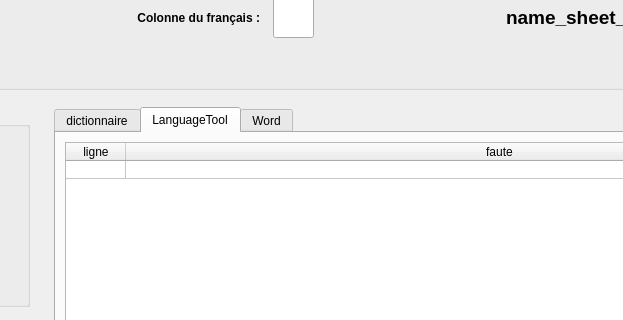
Above: qt_files/mainwindow.ui from Silous888/RawTextCheck before the change; both pictures show x 299 to 922 and y 98 to 418 of the 1193 by 858 pixel window. Below: the same form after it.
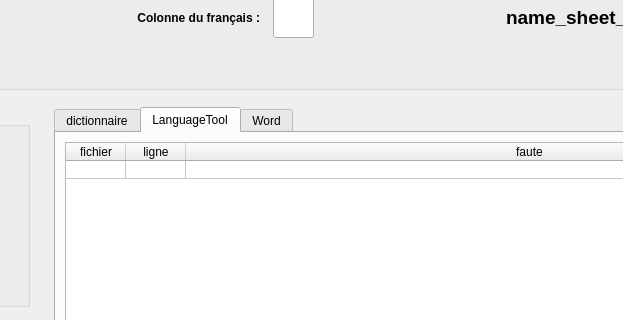
That is the form after the change. The open tabs and pages were chosen to show the change. Icons and pictures are not drawn.

The edit to the form file:
```diff
--- a/qt_files/mainwindow.ui
+++ b/qt_files/mainwindow.ui
@@ -478,6 +478,11 @@
                 <string>1</string>
                </property>
               </row>
+              <column>
+               <property name="text">
+                <string>fichier</string>
+               </property>
+              </column>
               <column>
                <property name="text">
                 <string>ligne</string>
```
Left out of the diff: 5 changed lines with no effect on the pictures.
